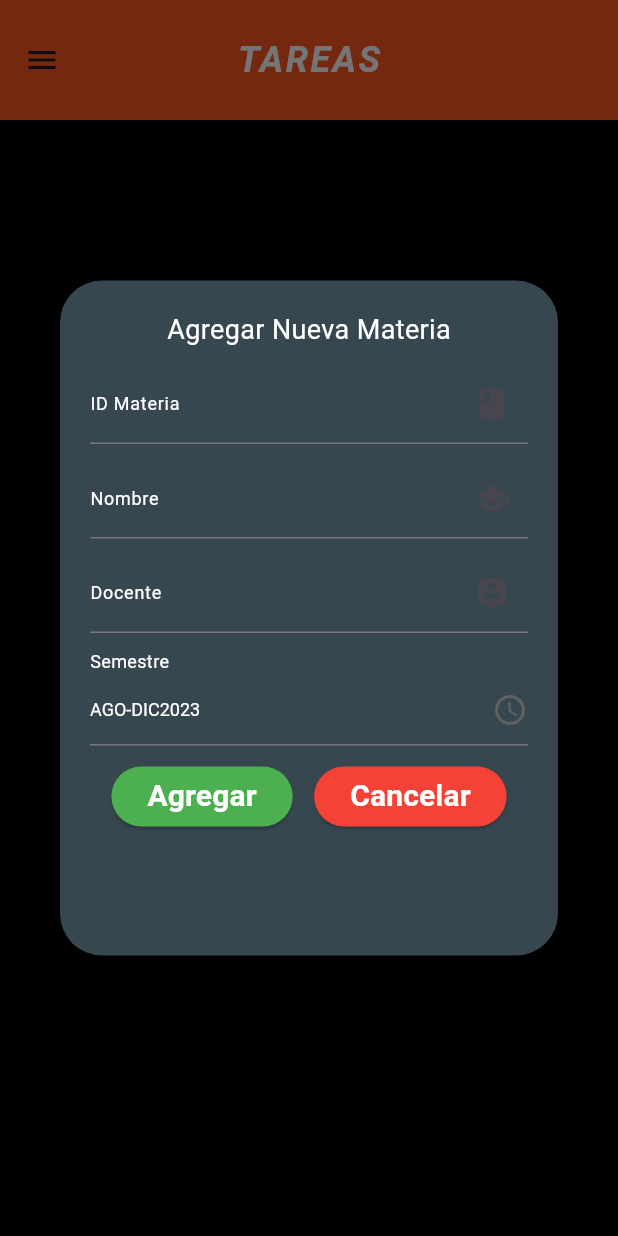
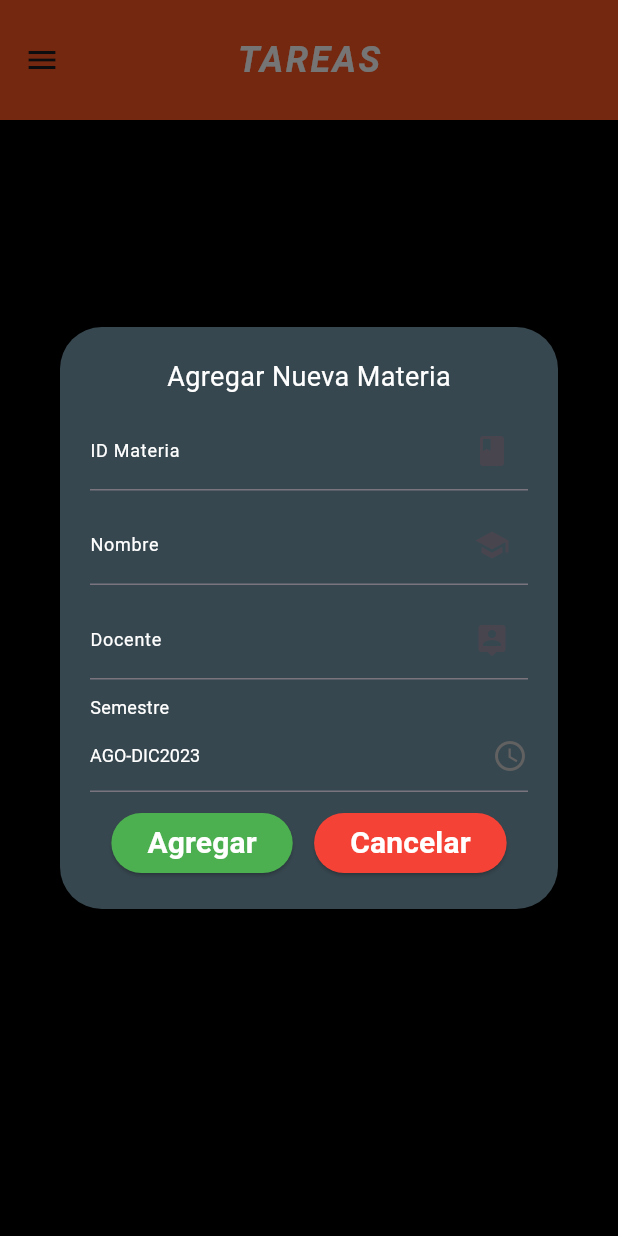
Before and after one commit to JOAGOC/dam_u3_practica2_control_tarea, a Flutter app: the screen it shows after launch, in the side drawer, after a tap on "Agregar Materia", on a phone screen of 412 x 824 dp. Run offline on Flutter 3.47's test engine with Material 3 defaults, Android fonts, the phone set to English and light mode, and no system bars; our stand-ins replace sqflite; accounts and stored records are empty.

Commit message:
- [] Investigar estructuras jerárquicas la GUI de flutter - [] Investigar el menú de opciones - [X] Archivo de conexion - [X] Hacer el GIU del CRUD Materia - [X] Hacer el CRUD de Materia - [] Hacer el GIU del CRUD Tarea - [-] Hacer el CRUD de Tarea - [] Hacer la pantalla dashboard de "HOY" - [] Unificar el diseño

```diff
--- a/lib/Interfaces/GUIMateria.dart
+++ b/lib/Interfaces/GUIMateria.dart
@@ -16,27 +16,48 @@ class GUIMateria {
   static final txtidmateria = TextEditingController();
   static final txtnombre = TextEditingController();
   static final txtdocente = TextEditingController();
+  static List<void Function()> suscriptores = [];
+  static late BuildContext context;
 
-  static void agregarMateria(BuildContext context) {
+  static void suscribir(void Function() x) {
+    suscriptores.add(x);
+  }
+
+  static void formularioMateria([Materia? m]) {
+    limpiar() {
+      txtidmateria.clear();
+      txtdocente.clear();
+      txtnombre.clear();
+      txtsemestre = semestre.first;
+      Navigator.pop(context);
+    }
+
+    if (m != null) {
+      txtidmateria.text = m.idmateria;
+      txtdocente.text = m.docente;
+      txtnombre.text = m.nombre;
+      txtsemestre = m.semestre;
+    }
     showDialog(
       context: context,
       builder: (context) {
         return Dialog(
           backgroundColor: Estilo.fondoDialogo,
-          child: Container(
-            height: 450,
           child: ListView(
+            shrinkWrap: true,
             padding: Estilo.paddingDialogo,
             children: [
               Center(
-                  child: Text('Agregar Nueva Materia',
+                child: Text(
+                    '${m == null ? "Agregar Nueva" : "Modificar"} Materia',
                     style: Estilo.tituloDialogo),
               ),
               Estilo.espacioEntreCampos,
               TextField(
+                readOnly: m != null,
                 controller: txtidmateria,
                 decoration: InputDecoration(
-                    labelText: "ID Materia" ,
+                  labelText: "ID Materia",
                   labelStyle: Estilo.labelstyleField,
                   suffixIcon: Icon(Icons.book),
                 ),
@@ -63,7 +84,10 @@ class GUIMateria {
                 style: Estilo.labelstyleorange,
               ),
               Estilo.espacioEntreCampos,
-                Text("Semestre", style: Estilo.labelstyleField,),
+              Text(
+                "Semestre",
+                style: Estilo.labelstyleField,
+              ),
               DropdownButtonFormField(
                   style: Estilo.labelstyleField,
                   dropdownColor: Colors.black,
@@ -83,37 +107,99 @@ class GUIMateria {
                   ElevatedButton(
                     style: Estilo.estiloAceptarFormulario,
                     onPressed: () {
-                        Materia m = Materia(
+                      Materia nm = Materia(
                           idmateria: txtidmateria.text,
                           nombre: txtnombre.text,
                           semestre: txtsemestre,
-                            docente: txtdocente.text
-                        );
-                        DBMateria.registrar(m);
-                        Navigator.pop(context);
-                        txtidmateria.clear();
-                        txtdocente.clear();
-                        txtnombre.clear();
+                          docente: txtdocente.text);
+                      if (m == null) {
+                        DBMateria.registrar(nm);
+                      } else {
+                        DBMateria.modificar(nm);
+                      }
+                      limpiar();
+                      mensajeCRUD(
+                          'Materia ${m == null ? 'Registrada' : 'Actualizada'}');
+                      notify();
                     },
-                      child: Text('Agregar',style:Estilo.estiloTextoBoton),
+                    child: Text('Agregar', style: Estilo.estiloTextoBoton),
                   ),
                   ElevatedButton(
                     style: Estilo.estiloCancelarFormulario,
                     onPressed: () {
-                        Navigator.pop(context);
-                        txtidmateria.clear();
-                        txtdocente.clear();
-                        txtnombre.clear();
+                      limpiar();
                     },
-                      child: Text('Cancelar',style: Estilo.estiloTextoBoton),
+                    child: Text('Cancelar', style: Estilo.estiloTextoBoton),
                   ),
                 ],
               ),
             ],
           ),
-          ),
         );
       },
     );
   }
+
+  static Future<List<Widget>> listarMaterias() async {
+    var materias = await DBMateria.consultar();
+    return List.generate(
+        materias.length,
+        (index) => ListTile(
+              title: Text(
+                materias[index].nombre,
+                style: Estilo.estiloMateriasDrawer,
+              ),
+              leading: Text(
+                materias[index].idmateria,
+                style: Estilo.estiloMateriasDrawer,
+              ),
+              trailing: Row(
+                mainAxisSize: MainAxisSize.min,
+                mainAxisAlignment: MainAxisAlignment.spaceAround,
+                children: [
+                  IconButton(
+                      onPressed: () {
+                        formularioMateria(materias[index]);
+                      },
+                      icon: Icon(Icons.mode)),
+                  IconButton(
+                      onPressed: () {
+                        eliminarMateria(materias[index]);
+                      },
+                      icon: Icon(Icons.delete)),
+                ],
+              ),
+            ));
   }
+
+  static void notify() {
+    for (var element in suscriptores) {
+      element();
+    }
+  }
+
+  static void mensajeCRUD(String s) {
+    showDialog(context: context, builder:(context) => AlertDialog(content: Text(s)),);
+  }
+
+  static void eliminarMateria(Materia m) {
+    showDialog(
+      context: context,
+      builder: (context) => AlertDialog(
+        title: Text('Eliminar Materia?'),
+        content: Text('La materia va a ser eliminada'),
+        actions: [
+          TextButton(
+              onPressed: () {
+                DBMateria.eliminar(m);
+                Navigator.pop(context);
+                mensajeCRUD('La materia ha sido eliminada');
+                notify();
+              },
+              child: Text('Si')),
+          TextButton(onPressed: () => Navigator.pop(context), child: Text('No'))
+        ],
+      ),
+    );
+  }
+}
--- a/lib/main.dart
+++ b/lib/main.dart
@@ -1,7 +1,6 @@
 import 'package:dam_u3_practica2_control_tarea/Interfaces/GUIMateria.dart';
-import 'package:dam_u3_practica2_control_tarea/Models/materia.dart';
 import 'package:flutter/material.dart';
-List<String> semestre =["AGO-DIC2023","ENE-JUN2023","ENE-JUN2024","AGO-DIC2024","ENE-JUN2022","AGO-DIC20242"];
+List<String> semestre = ["AGO-DIC2023","ENE-JUN2023","ENE-JUN2024","AGO-DIC2024","ENE-JUN2022","AGO-DIC20242"];
 void main() {
   runApp(MaterialApp(home: control_tarea(),debugShowCheckedModeBanner: false,));
 }
@@ -15,10 +14,13 @@ class control_tarea extends StatefulWidget {
 
 class _control_tareaState extends State<control_tarea> {
 
-
-
-
-  List<Materia> materia = [];
+  @override
+  void initState() {
+    super.initState();
+    GUIMateria.suscribir(()=>obtenerMaterias());
+    obtenerMaterias();
+    GUIMateria.context = context;
+  }
 
   @override
   Widget build(BuildContext context) {
@@ -52,7 +54,7 @@ class _control_tareaState extends State<control_tarea> {
           color: Colors.deepOrange, // Color de fondo del Drawer
           child: ListView(
             padding: EdgeInsets.zero,
-            children: <Widget>[
+            children: [
               DrawerHeader(
                 decoration: BoxDecoration(
                   color: Colors.deepOrange,
@@ -73,11 +75,11 @@ class _control_tareaState extends State<control_tarea> {
                 title: Text('Agregar Materia', style: TextStyle(color: Colors.white,fontSize: 18)),
                 onTap: () {
                   Navigator.pop(context);
-                  GUIMateria.agregarMateria(context);
+                  GUIMateria.formularioMateria();
                 },
               ),
               Divider(color: Colors.white,),
-
+              ...listaMaterias
             ],
           ),
         ),
@@ -85,5 +87,17 @@ class _control_tareaState extends State<control_tarea> {
     );
   }
 
+  static List<Widget> listaMaterias = <Widget>[];
 
+  Future<void> obtenerMaterias() async {
+    var x = await GUIMateria.listarMaterias();
+    List<Widget> widgets = [];
+    for (var element in x) {
+      widgets.add(element);
+      widgets.add(Divider(color: Colors.white,));
+    }
+    setState(() {
+      listaMaterias = widgets;
+    });
+  }
 }
```
Lines whose indentation alone changed are shown as unchanged.
